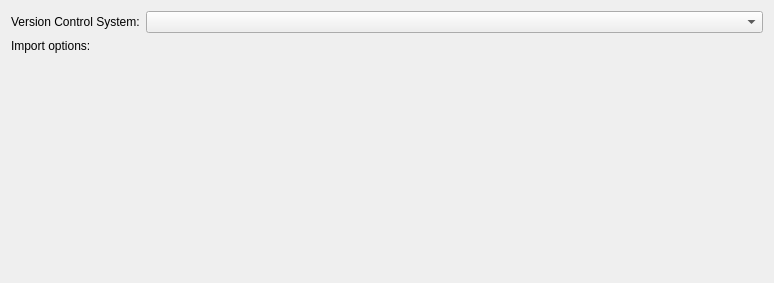
The window that plugins/appwizard/projectvcspage.ui (KDE/kdevelop) describes before a commit, drawn with Qt 5.
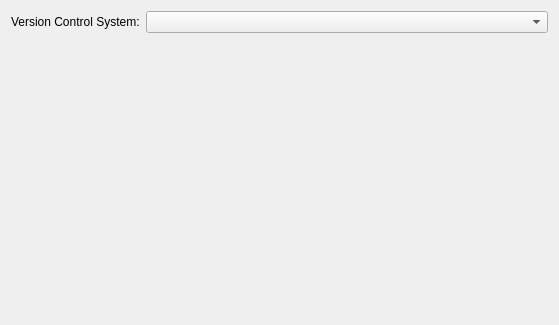
The same window after the commit. Custom widgets are drawn as their Qt base class.

Commit message: Put the vcs-specific option widget below the combobox+label. Remove the basically useless and out-of-place looking "import options:" label. Initial patch/idea by Bernd Buschinski.

The edit to the form file:
```diff
--- a/plugins/appwizard/projectvcspage.ui
+++ b/plugins/appwizard/projectvcspage.ui
@@ -5,32 +5,33 @@
    <rect>
     <x>0</x>
     <y>0</y>
-    <width>774</width>
-    <height>283</height>
+    <width>559</width>
+    <height>325</height>
    </rect>
   </property>
-  <layout class="QGridLayout" >
-   <item row="0" column="0" >
+  <layout class="QVBoxLayout" name="verticalLayout" >
+   <item>
+    <layout class="QHBoxLayout" name="horizontalLayout" >
+     <item>
     <widget class="QLabel" name="label" >
      <property name="text" >
       <string>Version Control System:</string>
      </property>
     </widget>
    </item>
-   <item row="0" column="1" >
-    <widget class="KComboBox" name="vcsTypes" />
-   </item>
-   <item row="1" column="0" >
-    <widget class="QLabel" name="label_2" >
-     <property name="text" >
-      <string>Import options:</string>
-     </property>
-     <property name="alignment" >
-      <set>Qt::AlignLeading|Qt::AlignLeft|Qt::AlignTop</set>
+     <item>
+      <widget class="KComboBox" name="vcsTypes" >
+       <property name="sizePolicy" >
+        <sizepolicy vsizetype="Fixed" hsizetype="Expanding" >
+         <horstretch>0</horstretch>
+         <verstretch>0</verstretch>
+        </sizepolicy>
      </property>
     </widget>
    </item>
-   <item row="1" column="1" >
+    </layout>
+   </item>
+   <item>
     <widget class="QStackedWidget" name="vcsImportOptions" >
      <property name="currentIndex" >
       <number>0</number>
```
Lines whose indentation alone changed are shown as unchanged.
